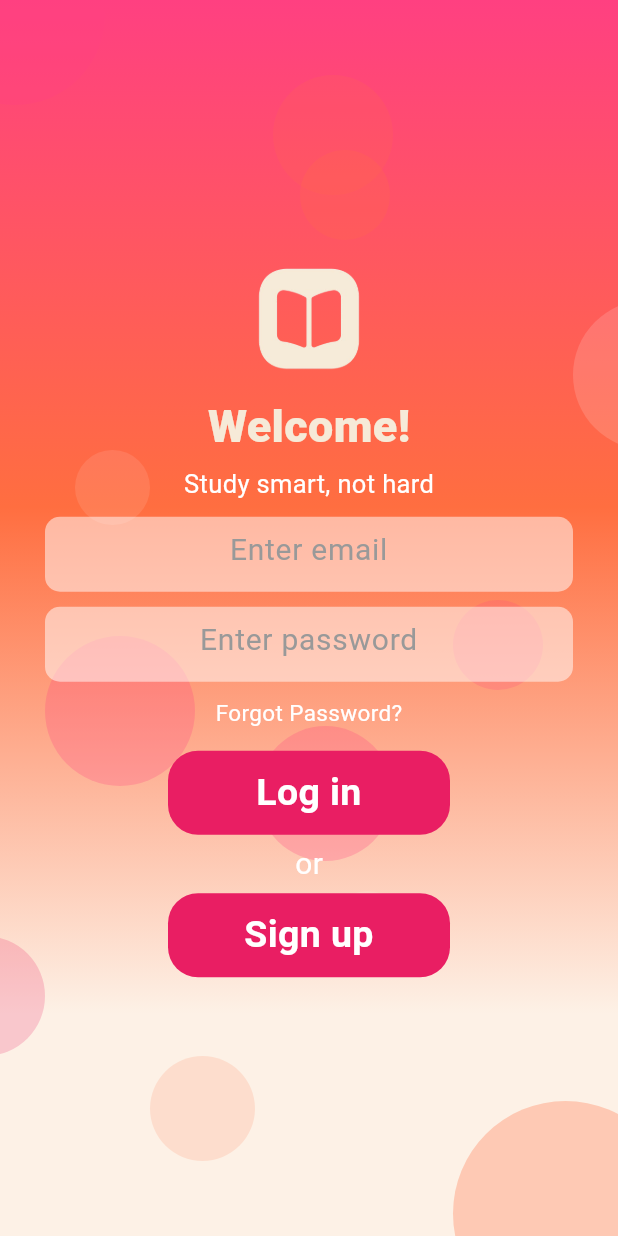
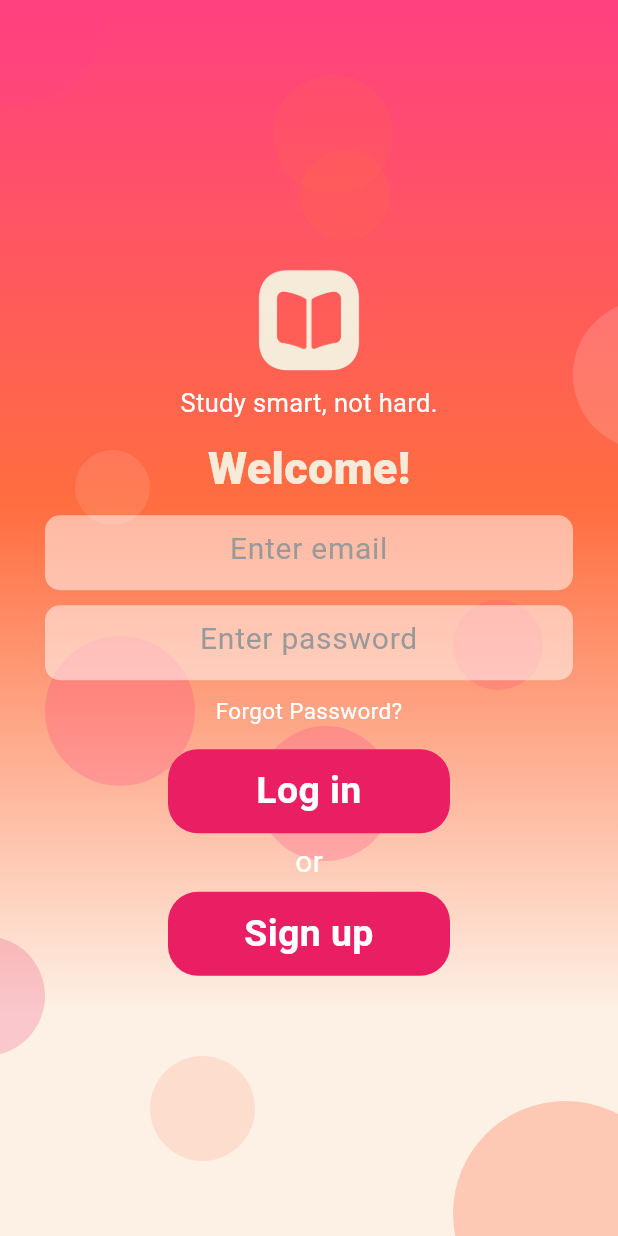
Before and after one commit to sakibahammed/AI-powered-Study-Planner-and-Learning-Assistant, a Flutter app: the screen it shows after launch, on a phone screen of 412 x 824 dp. Run offline on Flutter 3.47's test engine with Material 3 defaults, Android fonts, the phone set to English and light mode, and no system bars; our stand-ins replace cloud_firestore, file_picker, firebase_auth, firebase_core, shared_preferences, table_calendar; accounts and stored records are empty.

Commit message:
fixed log in issue

```diff
--- a/ai_study_planner/lib/auth/login_page.dart
+++ b/ai_study_planner/lib/auth/login_page.dart
@@ -174,6 +174,11 @@ class _LoginPageState extends State<LoginPage> {
                       height: 80,
                       width: 80,
                     ),
+                    const SizedBox(height: 3),
+                    const Text(
+                      "Study smart, not hard.",
+                      style: TextStyle(color: Colors.white, fontSize: 17),
+                    ),
                     const SizedBox(height: 10),
                     const Text(
                       "Welcome!",
@@ -183,11 +188,7 @@ class _LoginPageState extends State<LoginPage> {
                         fontWeight: FontWeight.w900,
                       ),
                     ),
-                    const SizedBox(height: 5),
-                    const Text(
-                      "Study smart, not hard",
-                      style: TextStyle(color: Colors.white, fontSize: 17),
-                    ),
+
                     const SizedBox(height: 10),
                     MyTextFields(
                       controller: emailController,
--- a/ai_study_planner/lib/main.dart
+++ b/ai_study_planner/lib/main.dart
@@ -1,12 +1,14 @@
 import 'package:flutter/material.dart';
 import 'package:firebase_core/firebase_core.dart';
+import 'package:firebase_auth/firebase_auth.dart';
 import 'firebase_options.dart';
 import 'auth/auth_page.dart';
 
 void main() async {
   WidgetsFlutterBinding.ensureInitialized();
   await Firebase.initializeApp(options: DefaultFirebaseOptions.currentPlatform);
-  runApp(MyApp());
+  FirebaseAuth.instance.setLanguageCode('en');
+  runApp(const MyApp());
 }
 
 class MyApp extends StatelessWidget {
--- a/ai_study_planner/lib/screens/features/chat/chat_page.dart
+++ b/ai_study_planner/lib/screens/features/chat/chat_page.dart
@@ -1,4 +1,5 @@
 import 'dart:io';
+import 'package:ai_study_planner/theme/app_colors.dart';
 import 'package:cloud_firestore/cloud_firestore.dart';
 import 'package:firebase_auth/firebase_auth.dart';
 import 'package:file_picker/file_picker.dart';
@@ -124,7 +125,7 @@ class _ChatPageState extends State<ChatPage> {
           style: TextStyle(fontWeight: FontWeight.w900, color: Colors.black87),
         ),
       ),
-      backgroundColor: Color(0xFFF6EAD8), // keep original background
+      backgroundColor: AppColors.background,
       body: Column(
         children: [
           Expanded(child: buildMessageList()),
@@ -149,7 +150,7 @@ class _ChatPageState extends State<ChatPage> {
         final allDocs = snapshot.data!.docs;
 
         final filteredDocs = allDocs.where((doc) {
-          final data = doc.data() as Map<String, dynamic>;
+          final data = doc.data();
           final senderID = data['senderID'] as String? ?? '';
           final receiverID = data['receiverID'] as String? ?? '';
           final currentUserID = firebaseAuth.currentUser!.uid;
--- a/ai_study_planner/lib/theme/app_colors.dart
+++ b/ai_study_planner/lib/theme/app_colors.dart
@@ -3,7 +3,9 @@ import 'package:flutter/material.dart';
 class AppColors {
   static const background = Color(0xFFFDF1E6);
   static const primaryGradient = [Colors.deepOrangeAccent, Colors.pink];
+  static const gradiant2 = [Color.fromARGB(255, 244, 157, 186), Colors.white70];
   static const statText = Colors.white;
   static const statSubText = Colors.white70;
   static const accent = Colors.pinkAccent;
+  static const card = Color.fromARGB(255, 244, 157, 186);
 }
```
